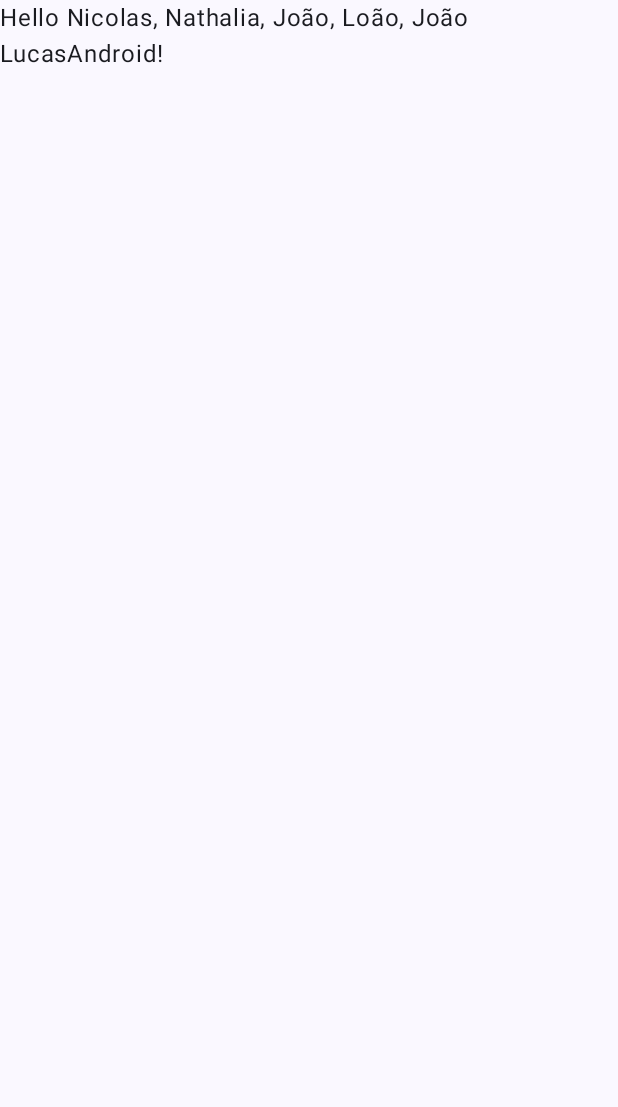
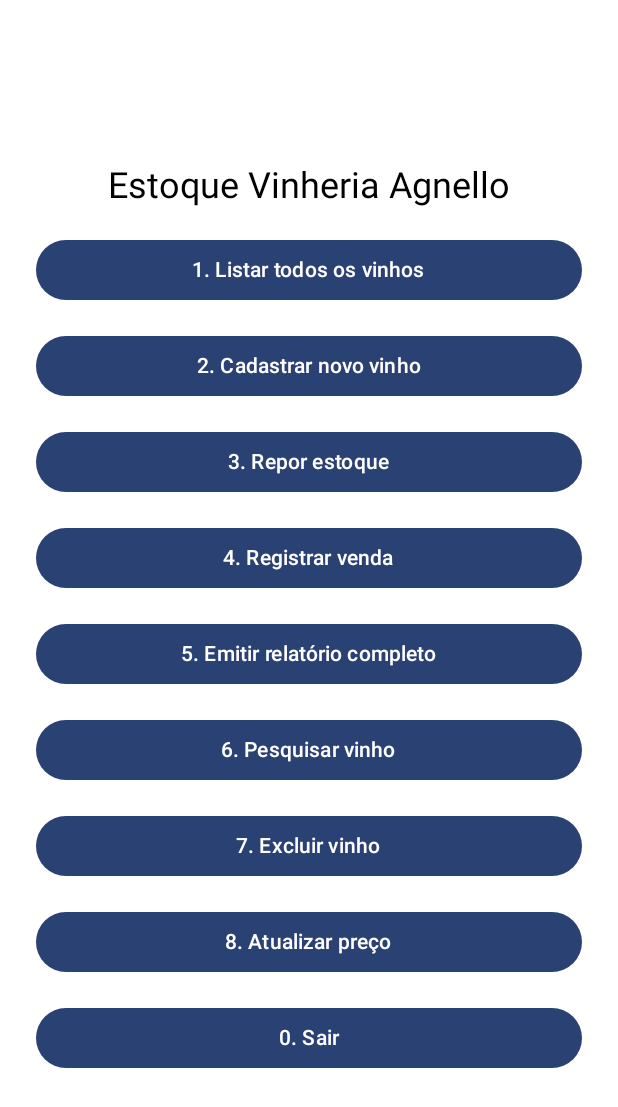
Before and after one commit to NicolasCaous/ce-vag, an Android app built with Jetpack Compose: the screen it shows after launch (MainActivity), on a phone screen of 412 x 824 dp. Shown: the top 1107 px of the screen. Run offline under Robolectric (Android 15) with nearby library versions, the phone set to English and light mode, and no system bars.

Commit message:
Criação de menu incial, cadastrar vinho e listar vinhos

```diff
--- a/app/build.gradle.kts
+++ b/app/build.gradle.kts
@@ -53,11 +53,14 @@ android {
 
 dependencies {
     implementation(libs.androidx.room.runtime)
+    implementation(libs.androidx.room.ktx)
+    implementation(libs.androidx.lifecycle.viewmodel.compose)
     ksp(libs.androidx.room.compiler)
     implementation(libs.androidx.lifecycle.runtime.ktx)
     implementation(libs.androidx.activity.compose)
     implementation(libs.androidx.ui)
     implementation(libs.androidx.ui.graphics)
+    implementation(libs.androidx.navigation.compose)
     val composeBom = platform("androidx.compose:compose-bom:2025.05.00")
     implementation(composeBom)
     androidTestImplementation(composeBom)
--- a/app/src/main/java/br/com/fiap/ideaseeders/cevag/MainActivity.kt
+++ b/app/src/main/java/br/com/fiap/ideaseeders/cevag/MainActivity.kt
@@ -3,45 +3,49 @@ package br.com.fiap.ideaseeders.cevag
 import android.os.Bundle
 import androidx.activity.ComponentActivity
 import androidx.activity.compose.setContent
-import androidx.activity.enableEdgeToEdge
-import androidx.compose.foundation.layout.fillMaxSize
-import androidx.compose.foundation.layout.padding
-import androidx.compose.material3.Scaffold
-import androidx.compose.material3.Text
 import androidx.compose.runtime.Composable
-import androidx.compose.ui.Modifier
-import androidx.compose.ui.tooling.preview.Preview
+import androidx.navigation.compose.NavHost
+import androidx.navigation.compose.composable
+import androidx.navigation.compose.rememberNavController
+import br.com.fiap.ideaseeders.cevag.screens.MainMenuScreen
+import br.com.fiap.ideaseeders.cevag.screens.AddWineScreen
+import br.com.fiap.ideaseeders.cevag.navigation.NavRoutes
+import br.com.fiap.ideaseeders.cevag.screens.ListWinesScreen
 import br.com.fiap.ideaseeders.cevag.ui.theme.CEVAGTheme
 
 class MainActivity : ComponentActivity() {
     override fun onCreate(savedInstanceState: Bundle?) {
         super.onCreate(savedInstanceState)
-        enableEdgeToEdge()
         setContent {
             CEVAGTheme {
-                Scaffold(modifier = Modifier.fillMaxSize()) { innerPadding ->
-                    Greeting(
-                        name = "Android",
-                        modifier = Modifier.padding(innerPadding)
-                    )
+                val navController = rememberNavController()
+
+                NavHost(
+                    navController = navController,
+                    startDestination = NavRoutes.MENU
+                ) {
+                    composable(NavRoutes.MENU) {
+                        MainMenuScreen(
+                            onNavigate = { selectedOption ->
+                                when (selectedOption) {
+                                    1 -> navController.navigate(NavRoutes.LIST_WINES)
+                                    2 -> navController.navigate(NavRoutes.ADD_WINE)
+                                }
+                            }
+                        )
+                    }
+
+                    composable(NavRoutes.ADD_WINE) {
+                        AddWineScreen(
+                            onSaved = { navController.popBackStack() } // volta ao menu após salvar
+                        )
+                    }
+
+                    composable(NavRoutes.LIST_WINES) {
+                        ListWinesScreen(onBack = { navController.popBackStack() })
+                    }
                 }
             }
         }
     }
 }
-
-@Composable
-fun Greeting(name: String, modifier: Modifier = Modifier) {
-    Text(
-        text = "Hello Nicolas, Nathalia, João, Loão, João Lucas$name!",
-        modifier = modifier
-    )
-}
-
-@Preview(showBackground = true)
-@Composable
-fun GreetingPreview() {
-    CEVAGTheme {
-        Greeting("Android")
-    }
-}
--- /dev/null
+++ b/app/src/main/java/br/com/fiap/ideaseeders/cevag/screens/MainMenuScreen.kt
@@ -0,0 +1,51 @@
+package br.com.fiap.ideaseeders.cevag.screens
+
+
+import androidx.compose.foundation.layout.*
+import androidx.compose.material3.*
+import androidx.compose.runtime.Composable
+import androidx.compose.ui.Alignment
+import androidx.compose.ui.Modifier
+import androidx.compose.ui.unit.dp
+import androidx.compose.ui.unit.sp
+import androidx.navigation.NavController
+
+@Composable
+fun MainMenuScreen(
+    onNavigate: (Int) -> Unit
+) {
+    Column(
+        modifier = Modifier
+            .fillMaxSize()
+            .padding(24.dp),
+        horizontalAlignment = Alignment.CenterHorizontally,
+        verticalArrangement = Arrangement.spacedBy(16.dp, Alignment.CenterVertically)
+    ) {
+        Text(
+            text = "Estoque Vinheria Agnello",
+            fontSize = 24.sp,
+            style = MaterialTheme.typography.headlineSmall
+        )
+
+        val menuOptions = listOf(
+            "1. Listar todos os vinhos",
+            "2. Cadastrar novo vinho",
+            "3. Repor estoque",
+            "4. Registrar venda",
+            "5. Emitir relatório completo",
+            "6. Pesquisar vinho",
+            "7. Excluir vinho",
+            "8. Atualizar preço",
+            "0. Sair"
+        )
+
+        menuOptions.forEachIndexed { index, label ->
+            Button(
+                onClick = { onNavigate(index + 1) },
+                modifier = Modifier.fillMaxWidth()
+            ) {
+                Text(label)
+            }
+        }
+    }
+}
```
Also changed, not shown: app/src/main/java/br/com/fiap/ideaseeders/cevag/components/Inbox.kt (added, +32 -0 lines), app/src/main/java/br/com/fiap/ideaseeders/cevag/database/AppDatabase.kt (added, +30 -0 lines), app/src/main/java/br/com/fiap/ideaseeders/cevag/database/Wine.kt (added, +16 -0 lines), app/src/main/java/br/com/fiap/ideaseeders/cevag/database/WineDao.kt (added, +25 -0 lines), app/src/main/java/br/com/fiap/ideaseeders/cevag/navigation/NavRoutes.kt (added, +7 -0 lines), app/src/main/java/br/com/fiap/ideaseeders/cevag/screens/AddWineScreen.kt (added, +75 -0 lines), app/src/main/java/br/com/fiap/ideaseeders/cevag/screens/ListWineScreen.kt (added, +60 -0 lines), app/src/main/java/br/com/fiap/ideaseeders/cevag/viewmodel/WineViewModel.kt (added, +87 -0 lines), app/src/main/java/br/com/fiap/ideaseeders/cevag/viewmodel/WineViewModelFactory.kt (added, +18 -0 lines), gradle/libs.versions.toml (+6 -1 lines).
